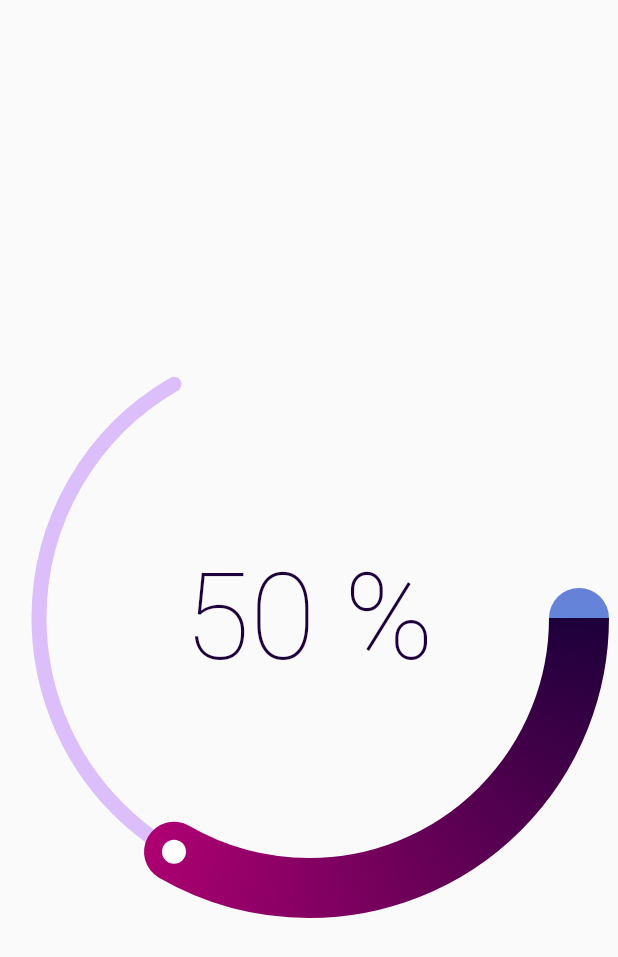
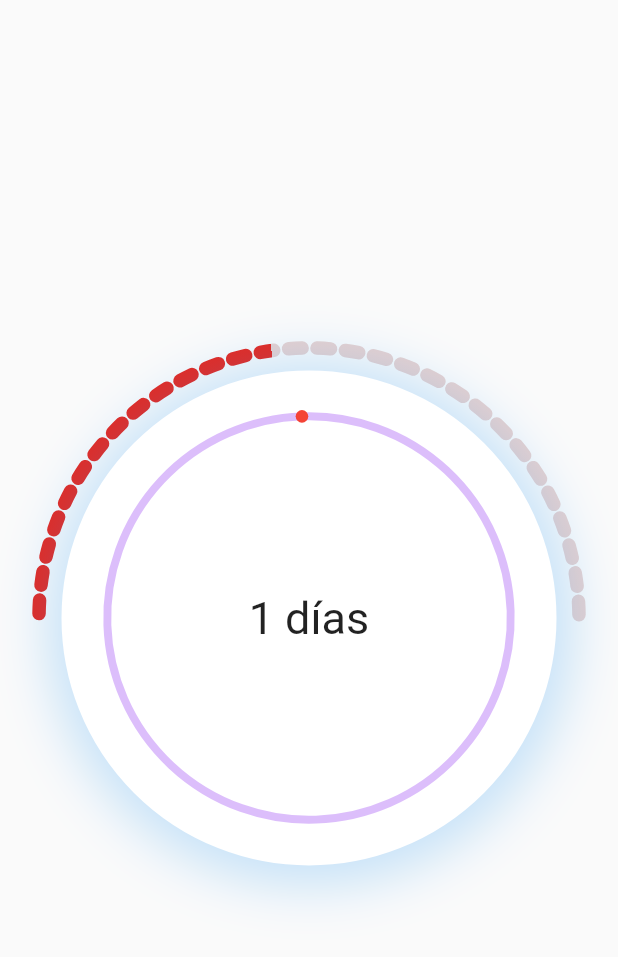
Before and after one commit to DrKoi/obcalculator_unab, a Flutter app: the DiscoPage screen opened directly, on a phone screen of 412 x 824 dp. Shown: the top 957 px of the screen. Run offline on Flutter 3.47's test engine with Material 2 defaults, Android fonts, the phone set to English and light mode, and no system bars; drawn by our look-alikes of sleek_circular_slider; our stand-ins replace flutter_zoom_drawer, jiffy, material_design_icons_flutter.

Commit message:
added circle slider and bnb for navigation

```diff
--- /dev/null
+++ b/ob_calculator/lib/constants.dart
@@ -0,0 +1,12 @@
+import 'dart:math';
+
+import 'package:flutter/material.dart';
+
+double degToRad(double deg) => deg * (pi / 180.0);
+
+double normalize(value, min, max) => ((value - min) / (max - min));
+
+const Color kScaffoldBackgroundColor = Color(0xFFF3FBFA);
+const double kDiameter = 360;
+const double kMin = 1;
+const double kMax = 366;
--- a/ob_calculator/lib/main.dart
+++ b/ob_calculator/lib/main.dart
@@ -1,5 +1,6 @@
 import 'package:flutter/material.dart';
 import 'package:flutter/services.dart';
+import 'package:ob_calculator/pages/disco_page.dart';
 import 'package:ob_calculator/pages/home_page.dart';
 import 'package:flutter_localizations/flutter_localizations.dart';
 import 'package:ob_calculator/widgets/zoom.dart';
@@ -27,6 +28,7 @@ class MyApp extends StatelessWidget {
     return MaterialApp(
       localizationsDelegates: [GlobalMaterialLocalizations.delegate],
       supportedLocales: [const Locale('es')],
+      debugShowCheckedModeBanner: false,
       title: 'Flutter Demo',
       theme: ThemeData(
         //colorScheme: ColorScheme(brightness: Brightness.light, primary: p, onPrimary: Colors.white, secondary: rojo, onSecondary: Colors.white, error: p, onError: Colors.white, background: rojo, onBackground: Colors.white, surface: rojo.withOpacity(10), onSurface: Colors.white,),
--- a/ob_calculator/lib/pages/disco_page.dart
+++ b/ob_calculator/lib/pages/disco_page.dart
@@ -1,5 +1,8 @@
 import 'package:flutter/material.dart';
+import 'package:ob_calculator/constants.dart';
 import 'package:sleek_circular_slider/sleek_circular_slider.dart';
+
+import '../widgets/custom_draw.dart';
 
 class DiscoPage extends StatefulWidget {
   const DiscoPage({super.key});
@@ -9,11 +12,57 @@ class DiscoPage extends StatefulWidget {
 }
 
 class _DiscoPageState extends State<DiscoPage> {
-  final slider = SleekCircularSlider(
+  double progressVal = 0.5;
+  @override
+  Widget build(BuildContext context) {
+    return Scaffold(
+      body: Container(
+        child: Stack(children: [
+          ShaderMask(
+            shaderCallback: ((rect) {
+              return SweepGradient(
+                      startAngle: degToRad(0),
+                      endAngle: degToRad(184),
+                      stops: [progressVal, progressVal],
+                      colors: [Colors.red.shade200, Colors.grey.withAlpha(50)],
+                      transform: GradientRotation(degToRad(170)))
+                  .createShader(rect);
+            }),
+            child: Center(
+              child: CustomArc(),
+            ),
+          ),
+          Center(
+              child: Container(
+            width: kDiameter - 30,
+            height: kDiameter - 30,
+            decoration: BoxDecoration(
+                color: Colors.white,
+                shape: BoxShape.circle,
+                border: Border.all(
+                  color: Colors.white,
+                  width: 20,
+                  style: BorderStyle.solid,
+                ),
+                boxShadow: [
+                  BoxShadow(
+                      blurRadius: 30,
+                      spreadRadius: 10,
+                      color: Colors.blue.withAlpha(
+                          normalize(progressVal * 20000, 100, 255).toInt()),
+                      offset: Offset(1, 3))
+                ]),
+            child: SleekCircularSlider(
+              min: kMin,
+              max: kMax,
+              initialValue: 1,
               appearance: CircularSliderAppearance(
-        startAngle: 0.0,
-        size: 400,
+                  size: kDiameter - 150,
+                  startAngle: 268,
+                  angleRange: 360,
                   customColors: CustomSliderColors(
+                    dotColor: Colors.red,
+                    progressBarColor: Colors.transparent,
                     hideShadow: true,
                     dynamicGradient: true,
                   ),
@@ -21,11 +70,38 @@ class _DiscoPageState extends State<DiscoPage> {
               onChange: (double value) {
                 print(value);
               },
-  );
-  @override
-  Widget build(BuildContext context) {
-    return Scaffold(
-      body: Center(child: slider),
+              innerWidget: (percentage) => Center(
+                child: Text(
+                  '${percentage.toInt()} días',
+                  style: TextStyle(fontSize: 30),
+                ),
+              ),
+            ),
+          ))
+          /* SleekCircularSlider(
+            innerWidget: (percentage) => Center(
+              child: Text('${percentage.toInt()}'),
+            ),
+            min: 1,
+            max: 365,
+            initialValue: 1,
+            appearance: CircularSliderAppearance(
+                startAngle: 268,
+                angleRange: 360,
+                size: 400,
+                customColors: CustomSliderColors(
+                  dotColor: Colors.red,
+                  progressBarColor: Colors.transparent,
+                  hideShadow: true,
+                  dynamicGradient: true,
+                ),
+                spinnerMode: false),
+            onChange: (double value) {
+              print(value);
+            },
+          ), */
+        ]),
+      ),
     );
   }
 }
```
Also changed, not shown: ob_calculator/lib/pages/home_page.dart (+9 -13 lines), ob_calculator/lib/widgets/bottom_nav_bar.dart (added, +32 -0 lines), ob_calculator/lib/widgets/custom_draw.dart (added, +56 -0 lines). Lines whose indentation alone changed are shown as unchanged.
